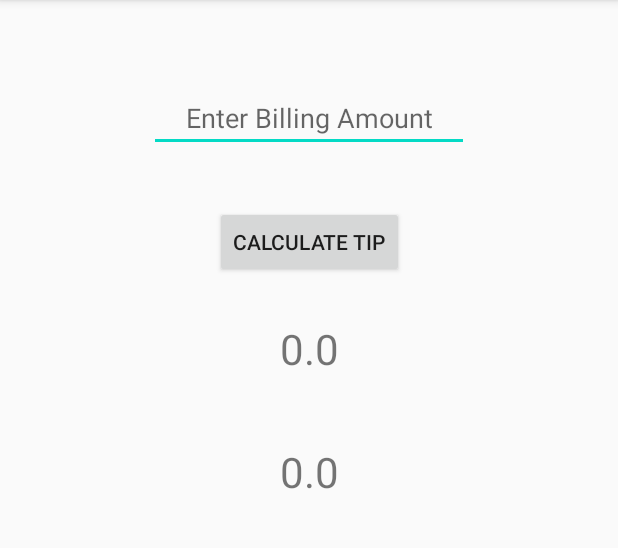
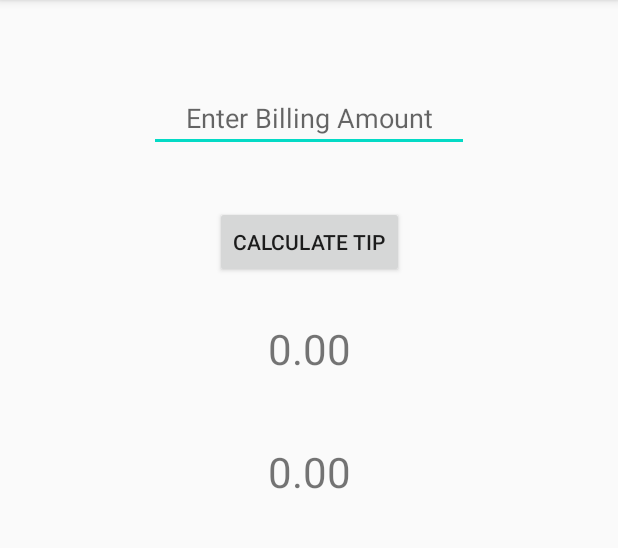
Before and after one commit to FWeidinger1210/EGUIlab1, an Android app: the screen it shows after launch (MainActivity), after a tap on "CALCULATE TIP", on a phone screen of 412 x 824 dp, the part 84-632 px from its top. Run offline under Robolectric (Android 15) with nearby library versions, the phone set to English and light mode, and no system bars; 1 statement that could not run was skipped.

Commit message:
:bug: fix : Rounding Precision

```diff
--- a/app/src/main/java/com/example/egui_lab1/MainActivity.java
+++ b/app/src/main/java/com/example/egui_lab1/MainActivity.java
@@ -7,6 +7,8 @@
 import android.widget.TextView;
 
 import androidx.appcompat.app.AppCompatActivity;
+
+import java.util.Locale;
 
 public class MainActivity extends AppCompatActivity {
 
@@ -27,9 +29,9 @@
 
                 float bllngAmnt = Float.parseFloat(billingAmountView.getText().toString());
                 float tip = bllngAmnt / 10;
-                float totalSumResult = tip + bllngAmnt;
-                totalResultView.setText(totalSumResult + "");
-                tipResultView.setText(tip + "");
+                float totalSumResult = tip+bllngAmnt;
+                totalResultView.setText(String.format(Locale.US,"%.2f",totalSumResult));
+                tipResultView.setText(String.format(Locale.US,"%.2f",tip));
             }
         });
     }
--- a/app/src/main/res/layout/activity_main.xml
+++ b/app/src/main/res/layout/activity_main.xml
@@ -7,7 +7,7 @@
     tools:context=".MainActivity">
 
     <EditText
-        android:id="@+id/inputAmount "
+        android:id="@+id/inputAmount"
         android:layout_width="wrap_content"
         android:layout_height="wrap_content"
         android:layout_marginTop="56dp"
@@ -27,7 +27,7 @@
         android:text="Calculate Tip"
         app:layout_constraintEnd_toEndOf="parent"
         app:layout_constraintStart_toStartOf="parent"
-        app:layout_constraintTop_toBottomOf="@+id/inputAmount " />
+        app:layout_constraintTop_toBottomOf="@+id/inputAmount" />
 
     <TextView
         android:id="@+id/SumAmountView"
```
